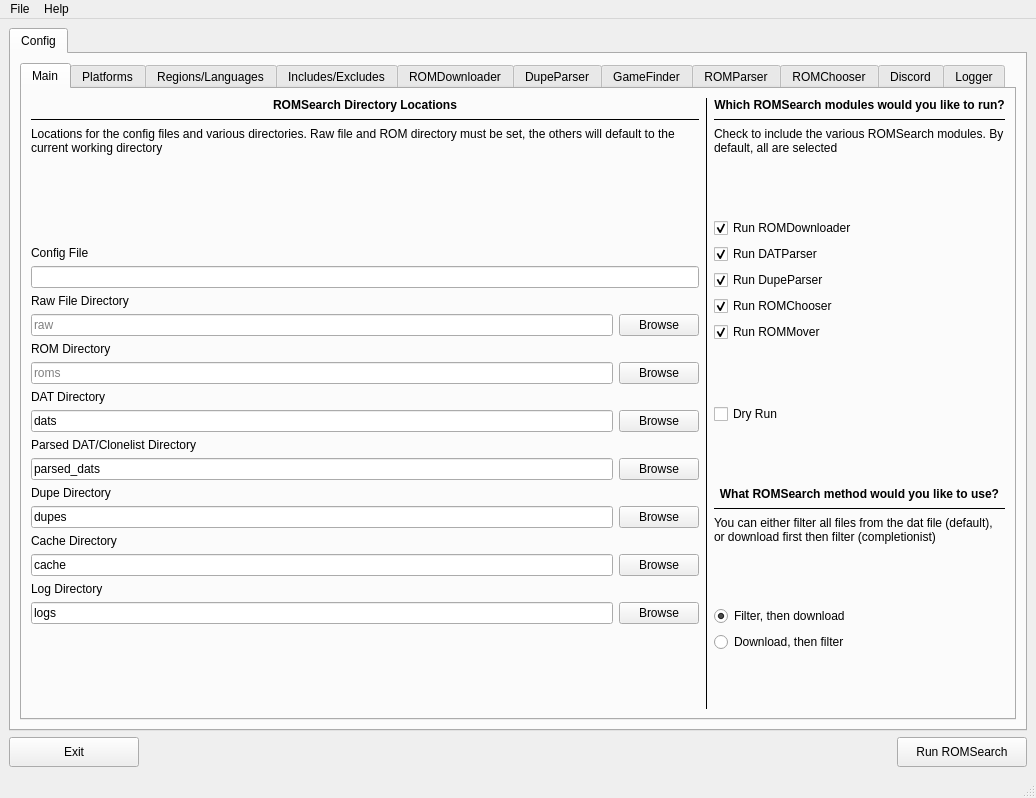
First picture: the form in romsearch/gui/layout_romsearch.ui, repository bbtufty/romsearch, before the edit.
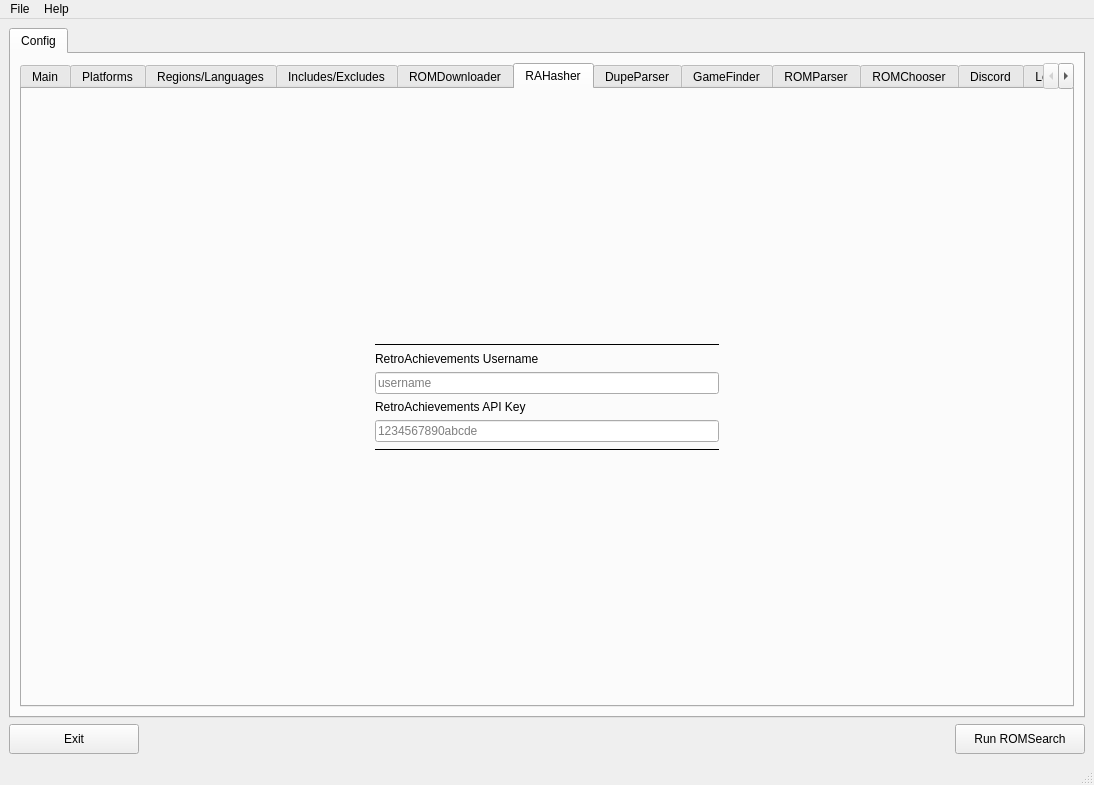
Second picture: the form after the edit. The open tabs and pages were chosen to show the change.

Commit message:
Add in support for RetroAchievements
* Added RAHasher to download from API
* Update GUI
* Update docs
* Add scoring for cheevos to ROMChooser
* Parse checksums from dat files in ROMParser
* Updated platform configs to include important RA details
* Reduce I/O by passing various dictionaries directly rather than read in files
* Fixed crash in ROMDownloader if file doesn't exist on remote
* Build RTD on PRs

```diff
--- a/romsearch/gui/layout_romsearch.ui
+++ b/romsearch/gui/layout_romsearch.ui
@@ -6,8 +6,8 @@
    <rect>
     <x>0</x>
     <y>0</y>
-    <width>1036</width>
-    <height>798</height>
+    <width>1094</width>
+    <height>785</height>
    </rect>
   </property>
   <property name="sizePolicy">
@@ -460,7 +460,7 @@
                   <item>
                    <widget class="QLabel" name="labelConfigRomsearchModulesDescription">
                     <property name="text">
-                     <string>Check to include the various ROMSearch modules. By default, all are selected</string>
+                     <string>Check to include the various ROMSearch modules.</string>
                     </property>
                     <property name="wordWrap">
                      <bool>true</bool>
@@ -1139,6 +1139,139 @@
             </item>
            </layout>
           </widget>
+          <widget class="QWidget" name="tabConfigRAHasher">
+           <attribute name="title">
+            <string>RAHasher</string>
+           </attribute>
+           <layout class="QGridLayout" name="gridLayout">
+            <item row="0" column="0">
+             <layout class="QGridLayout" name="gridLayoutConfigRAHasher">
+              <item row="0" column="2">
+               <layout class="QVBoxLayout" name="verticalLayoutConfigRAHasherMiddle">
+                <item>
+                 <spacer name="verticalSpacerConfigRAHasherTop">
+                  <property name="orientation">
+                   <enum>Qt::Orientation::Vertical</enum>
+                  </property>
+                  <property name="sizeHint" stdset="0">
+                   <size>
+                    <width>20</width>
+                    <height>40</height>
+                   </size>
+                  </property>
+                 </spacer>
+                </item>
+                <item>
+                 <widget class="Line" name="lineConfigRAHasherDividerTop">
+                  <property name="frameShadow">
+                   <enum>QFrame::Shadow::Plain</enum>
+                  </property>
+                  <property name="orientation">
+                   <enum>Qt::Orientation::Horizontal</enum>
+                  </property>
+                 </widget>
+                </item>
+                <item>
+                 <widget class="QLabel" name="labelConfigRAHasherUsernameDescription">
+                  <property name="text">
+                   <string>RetroAchievements Username</string>
+                  </property>
+                  <property name="wordWrap">
+                   <bool>true</bool>
+                  </property>
+                 </widget>
+                </item>
+                <item>
+                 <widget class="QLineEdit" name="lineEditConfigRAHasherUsername">
+                  <property name="text">
+                   <string/>
+                  </property>
+                  <property name="frame">
+                   <bool>true</bool>
+                  </property>
+                  <property name="placeholderText">
+                   <string>username</string>
+                  </property>
+                 </widget>
+                </item>
+                <item>
+                 <widget class="QLabel" name="labelConfigRAHasherAPIKeyDescription">
+                  <property name="text">
+                   <string>RetroAchievements API Key</string>
+                  </property>
+                  <property name="wordWrap">
+                   <bool>true</bool>
+                  </property>
+                 </widget>
+                </item>
+                <item>
+                 <widget class="QLineEdit" name="lineEditConfigRAHasherAPIKey">
+                  <property name="text">
+                   <string/>
+                  </property>
+                  <property name="frame">
+                   <bool>true</bool>
+                  </property>
+                  <property name="placeholderText">
+                   <string>1234567890abcde</string>
+                  </property>
+                 </widget>
+                </item>
+                <item>
+                 <widget class="Line" name="lineConfigRAHasherDividerBottom">
+                  <property name="frameShadow">
+                   <enum>QFrame::Shadow::Plain</enum>
+                  </property>
+                  <property name="orientation">
+                   <enum>Qt::Orientation::Horizontal</enum>
+                  </property>
+                 </widget>
+                </item>
+                <item>
+                 <spacer name="verticalSpacerConfigRAHasherBottom">
+                  <property name="orientation">
+                   <enum>Qt::Orientation::Vertical</enum>
+                  </property>
+                  <property name="sizeHint" stdset="0">
+                   <size>
+                    <width>20</width>
+                    <height>40</height>
+                   </size>
+                  </property>
+                 </spacer>
+                </item>
+               </layout>
+              </item>
+              <item row="0" column="3">
+               <spacer name="gridLayoutConfigRAHasherRight">
+                <property name="orientation">
+                 <enum>Qt::Orientation::Horizontal</enum>
+                </property>
+                <property name="sizeHint" stdset="0">
+                 <size>
+                  <width>40</width>
+                  <height>20</height>
+                 </size>
+                </property>
+               </spacer>
+              </item>
+              <item row="0" column="1">
+               <spacer name="gridLayoutConfigRAHasherLeft">
+                <property name="orientation">
+                 <enum>Qt::Orientation::Horizontal</enum>
+                </property>
+                <property name="sizeHint" stdset="0">
+                 <size>
+                  <width>40</width>
+                  <height>20</height>
+                 </size>
+                </property>
+               </spacer>
+              </item>
+             </layout>
+            </item>
+           </layout>
+          </widget>
           <widget class="QWidget" name="tabConfigDupeParser">
            <attribute name="title">
             <string>DupeParser</string>
@@ -2243,7 +2376,7 @@
     <rect>
      <x>0</x>
      <y>0</y>
-     <width>1036</width>
+     <width>1094</width>
      <height>33</height>
     </rect>
    </property>
```
Left out of the diff: 141 changed lines with no effect on the pictures. The commit also changes 27 other files.
